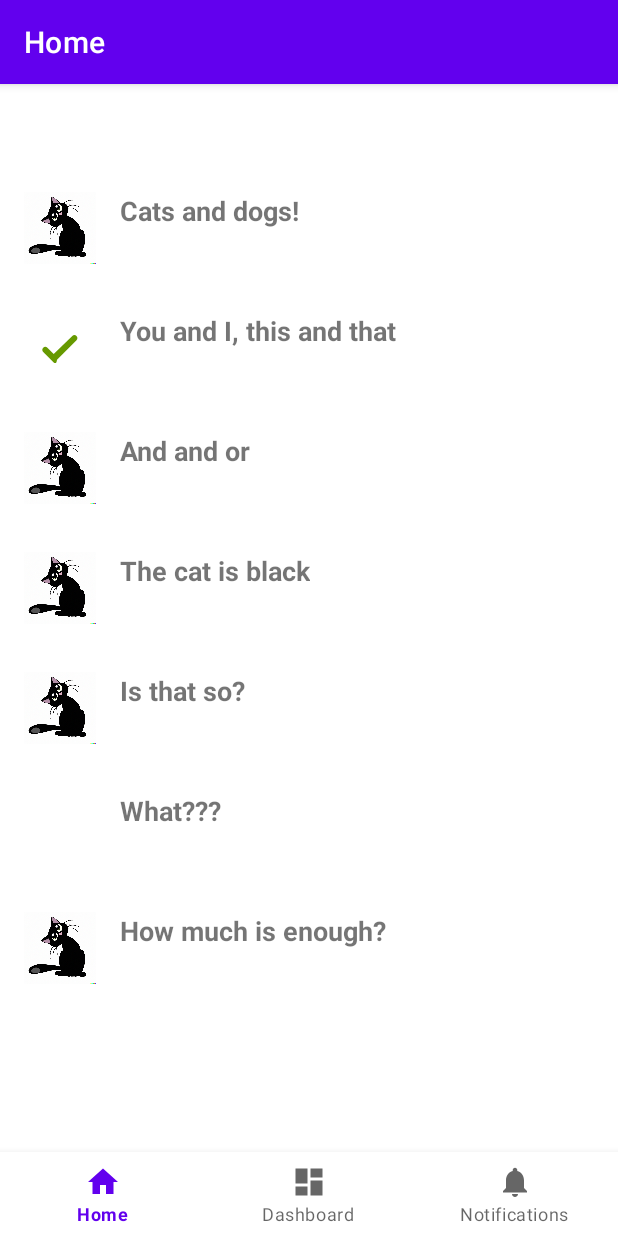
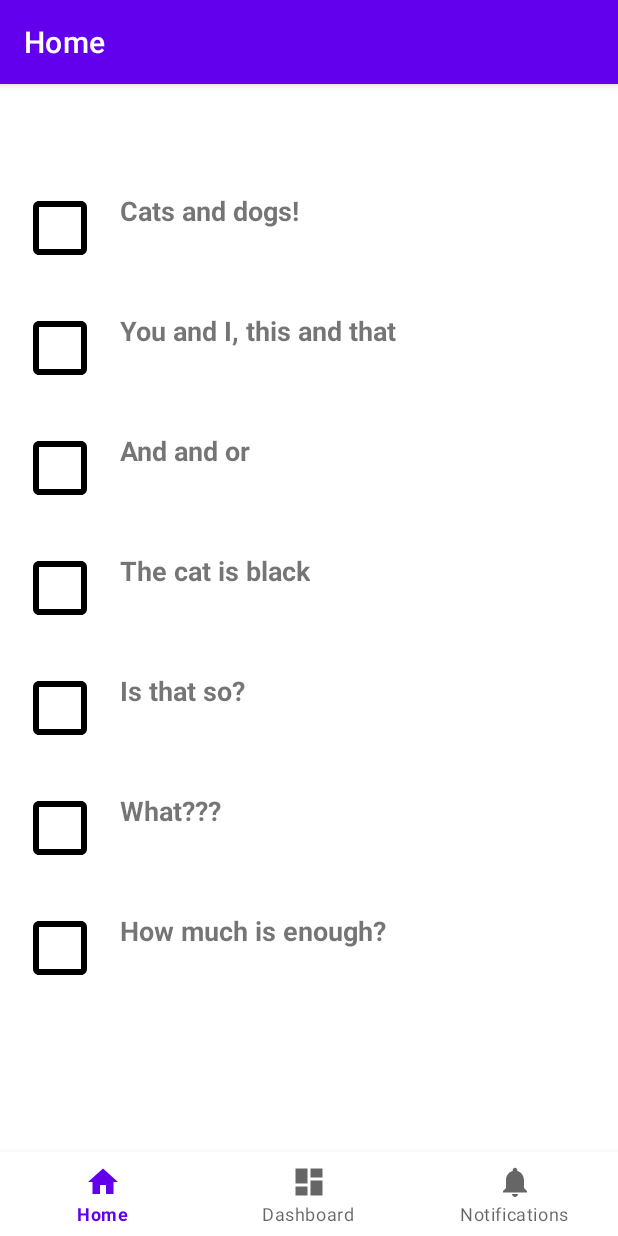
Before and after one commit to mikkokallio/langfant, an Android app: the screen it shows after launch (MainActivity), on a phone screen of 412 x 824 dp. Run offline under Robolectric (Android 15) with nearby library versions, the light colour scheme and no system bars; our stand-ins replace navigation-ui.

Commit message:
Boxes get ticked if exercises completed

```diff
--- a/app/src/main/java/com/example/langfant/ui/home/HomeFragment.kt
+++ b/app/src/main/java/com/example/langfant/ui/home/HomeFragment.kt
@@ -42,6 +42,7 @@ class HomeFragment : Fragment() {
 
         return rootView
     }
+
     override fun onResume() {
         super.onResume()
 
@@ -51,6 +52,7 @@ class HomeFragment : Fragment() {
 
     private fun loadLessonsFromJson(): List<Lesson> {
         val lessons = mutableListOf<Lesson>()
+        val completedLessons = getCompletedLessonIds(requireContext())
 
         try {
             val json = resources.openRawResource(R.raw.lessons).bufferedReader().use { it.readText() }
@@ -66,9 +68,10 @@ class HomeFragment : Fragment() {
                 val vocabulary = parseJsonArray(lessonJson.getJSONArray("vocabulary"))
                 val template = lessonJson.getString("template")
                 val maxWords = lessonJson.getInt("max_words")
+                val completed = completedLessons.contains(id.toString())
 
                 val drawableId = resources.getIdentifier(imageResource, "drawable", requireContext().packageName)
-                val lesson = Lesson(id, name, drawableId, description, type, vocabulary, template, maxWords)
+                val lesson = Lesson(id, name, drawableId, description, type, vocabulary, template, maxWords, completed)
                 lessons.add(lesson)
             }
         } catch (e: Exception) {
--- a/app/src/main/java/com/example/langfant/ui/lesson/Lesson.kt
+++ b/app/src/main/java/com/example/langfant/ui/lesson/Lesson.kt
@@ -8,5 +8,6 @@ data class Lesson(
     val type: String,
     val vocabulary: List<String>,
     val template: String,
-    val maxWords: Int
+    val maxWords: Int,
+    val completed: Boolean
     )
--- a/app/src/main/java/com/example/langfant/ui/lesson/LessonAdapter.kt
+++ b/app/src/main/java/com/example/langfant/ui/lesson/LessonAdapter.kt
@@ -13,8 +13,7 @@ import com.example.langfant.ExerciseActivity
 import com.example.langfant.TranslationExercise
 import com.example.langfant.WordMatchExercise
 
-class LessonAdapter(private val lessons: List<Lesson>) :
-    RecyclerView.Adapter<LessonAdapter.LessonViewHolder>() {
+class LessonAdapter(private val lessons: List<Lesson>) : RecyclerView.Adapter<LessonAdapter.LessonViewHolder>() {
 
     private val expandedState = Array(lessons.size) { false }
 
@@ -32,10 +31,12 @@ class LessonAdapter(private val lessons: List<Lesson>) :
     }
 
     override fun onBindViewHolder(holder: LessonViewHolder, position: Int) {
-        val currentLesson = lessons[position]
-        holder.lessonName.text = currentLesson.name
-        holder.lessonImage.setImageResource(currentLesson.imageResource)
-        holder.lessonDescription.text = currentLesson.description
+        val lesson = lessons[position]
+        holder.lessonName.text = lesson.name
+        //holder.lessonImage.setImageResource(lesson.imageResource)
+        holder.lessonImage.setImageResource(if (lesson.completed) R.drawable.ic_checked_checkbox else R.drawable.ic_empty_checkbox)
+
+        holder.lessonDescription.text = lesson.description
 
         // Show/hide description and start button based on expanded state
         if (expandedState[position]) {
--- /dev/null
+++ b/app/src/main/res/drawable/ic_checked_checkbox.xml
@@ -0,0 +1,10 @@
+<?xml version="1.0" encoding="utf-8"?>
+<vector xmlns:android="http://schemas.android.com/apk/res/android"
+    android:width="24dp"
+    android:height="24dp"
+    android:viewportWidth="24.0"
+    android:viewportHeight="24.0">
+    <path
+        android:fillColor="#000000"
+        android:pathData="M19,3H5C3.9,3 3,3.9 3,5v14c0,1.1 0.9,2 2,2h14c1.1,0 2,-0.9 2,-2V5c0,-1.1 -0.9,-2 -2,-2zM19,9L10,18L5,13L6.41,11.58L10,15.17L17.58,7.58L19,9z" />
+</vector>
--- /dev/null
+++ b/app/src/main/res/drawable/ic_empty_checkbox.xml
@@ -0,0 +1,10 @@
+<?xml version="1.0" encoding="utf-8"?>
+<vector xmlns:android="http://schemas.android.com/apk/res/android"
+    android:width="24dp"
+    android:height="24dp"
+    android:viewportWidth="24.0"
+    android:viewportHeight="24.0">
+    <path
+        android:fillColor="#000000"
+        android:pathData="M19,3H5C3.9,3 3,3.9 3,5v14c0,1.1 0.9,2 2,2h14c1.1,0 2,-0.9 2,-2V5c0,-1.1 -0.9,-2 -2,-2zM5,19V5h14v14H5z" />
+</vector>
```
